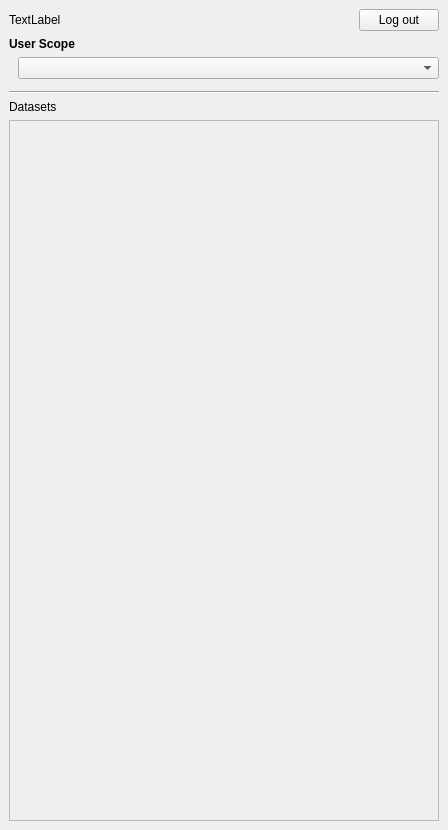
koordinates/koordinates-qgis-plugin, file koordinatesexplorer/ui/koordinatesexplorer.ui: the form before one commit.
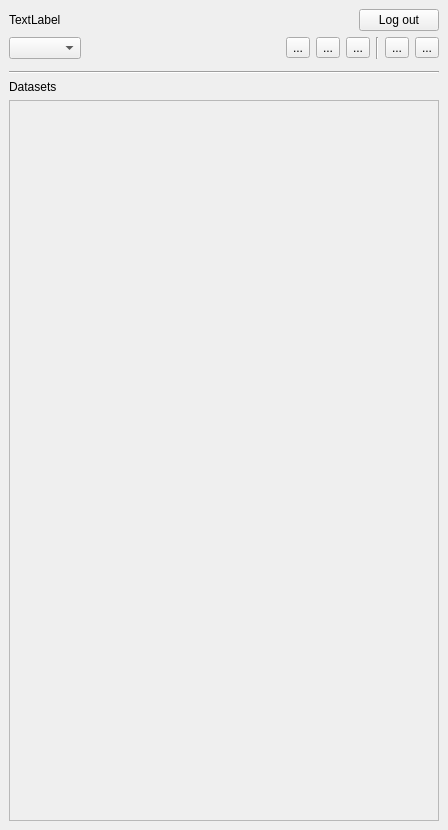
The form after the commit.

Commit message: Hook up starred filter

```diff
--- a/koordinatesexplorer/ui/koordinatesexplorer.ui
+++ b/koordinatesexplorer/ui/koordinatesexplorer.ui
@@ -160,26 +160,72 @@
           </item>
          </layout>
         </item>
-        <item>
-         <widget class="QLabel" name="labelContext">
-          <property name="font">
-           <font>
-            <bold>true</bold>
-           </font>
-          </property>
-          <property name="text">
-           <string>User Scope</string>
-          </property>
-         </widget>
-        </item>
         <item>
          <layout class="QHBoxLayout" name="horizontalLayout_4">
           <property name="leftMargin">
-           <number>9</number>
+           <number>0</number>
+          </property>
+          <property name="rightMargin">
+           <number>0</number>
           </property>
           <item>
            <widget class="QComboBox" name="comboContext"/>
           </item>
+          <item>
+           <spacer name="horizontalSpacer_2">
+            <property name="orientation">
+             <enum>Qt::Horizontal</enum>
+            </property>
+            <property name="sizeHint" stdset="0">
+             <size>
+              <width>40</width>
+              <height>20</height>
+             </size>
+            </property>
+           </spacer>
+          </item>
+          <item>
+           <widget class="QToolButton" name="button_home">
+            <property name="text">
+             <string>...</string>
+            </property>
+           </widget>
+          </item>
+          <item>
+           <widget class="QToolButton" name="button_starred">
+            <property name="text">
+             <string>...</string>
+            </property>
+           </widget>
+          </item>
+          <item>
+           <widget class="QToolButton" name="button_browse">
+            <property name="text">
+             <string>...</string>
+            </property>
+           </widget>
+          </item>
+          <item>
+           <widget class="Line" name="line">
+            <property name="orientation">
+             <enum>Qt::Vertical</enum>
+            </property>
+           </widget>
+          </item>
+          <item>
+           <widget class="QToolButton" name="button_help">
+            <property name="text">
+             <string>...</string>
+            </property>
+           </widget>
+          </item>
+          <item>
+           <widget class="QToolButton" name="button_user">
+            <property name="text">
+             <string>...</string>
+            </property>
+           </widget>
+          </item>
          </layout>
         </item>
         <item>
```
The commit also changes 16 other files.
